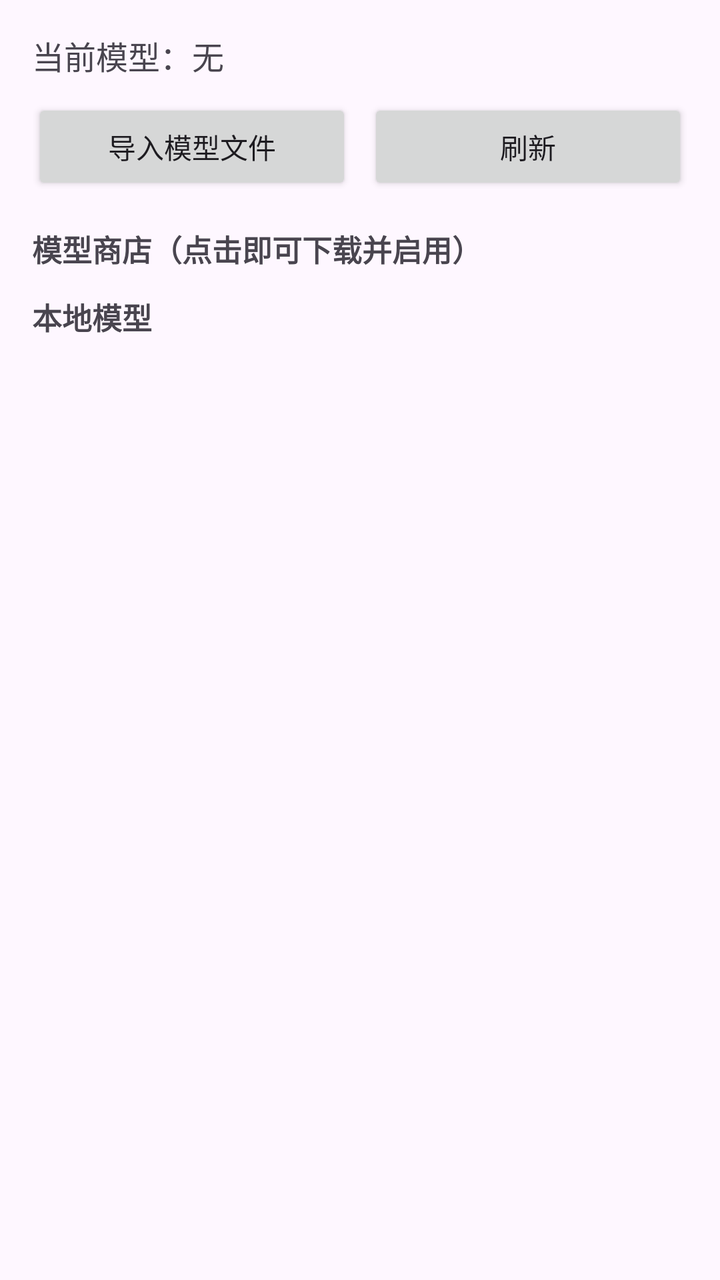
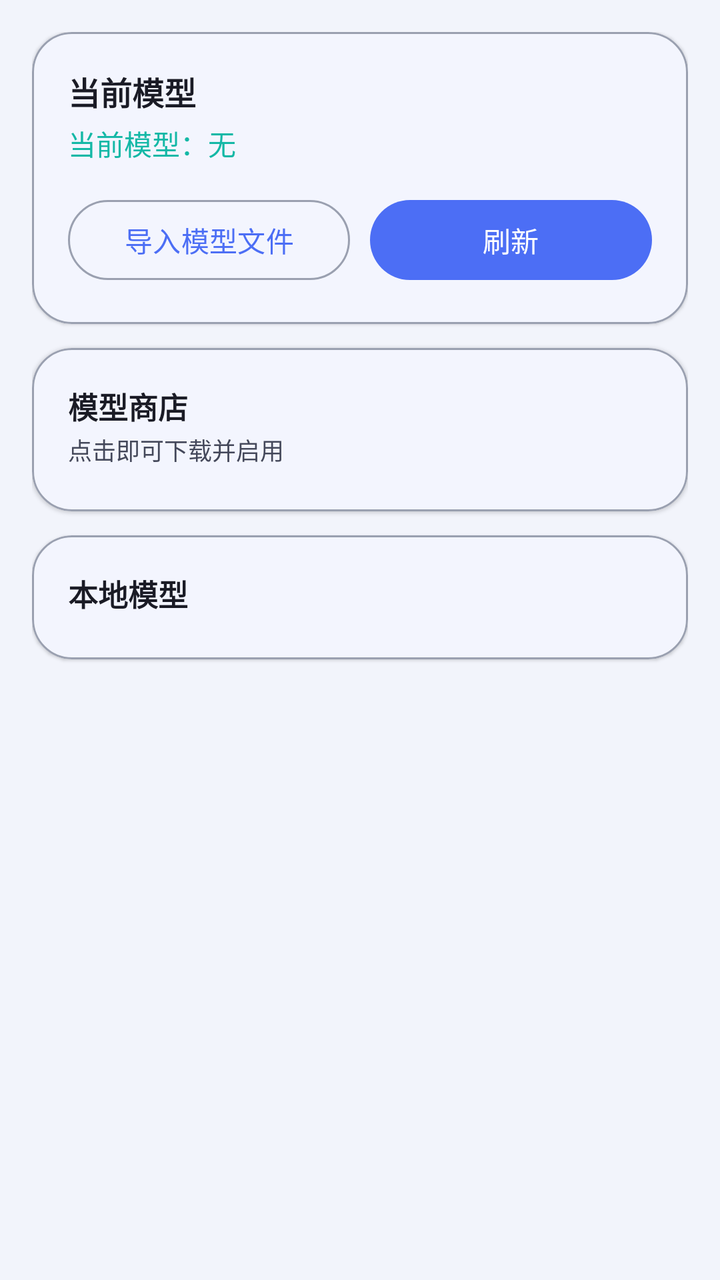

Two renders of the same Android screen: before a commit and after it. Below are the layout's source before the change and the commit's diff.
<!-- AndroidManifest.xml: application theme Theme.MyoloPcontrol -->
<!-- res/layout/activity_model_manager.xml -->
<?xml version="1.0" encoding="utf-8"?>
<androidx.constraintlayout.widget.ConstraintLayout
    xmlns:android="http://schemas.android.com/apk/res/android"
    xmlns:app="http://schemas.android.com/apk/res-auto"
    android:layout_width="match_parent"
    android:layout_height="match_parent"
    android:padding="16dp">

    <TextView
        android:id="@+id/tvCurrentModel"
        android:layout_width="0dp"
        android:layout_height="wrap_content"
        android:text="@string/model_current_default"
        android:textSize="16sp"
        app:layout_constraintTop_toTopOf="parent"
        app:layout_constraintStart_toStartOf="parent"
        app:layout_constraintEnd_toEndOf="parent" />

    <LinearLayout
        android:id="@+id/modelBtnRow"
        android:layout_width="0dp"
        android:layout_height="wrap_content"
        android:orientation="horizontal"
        android:layout_marginTop="10dp"
        app:layout_constraintTop_toBottomOf="@id/tvCurrentModel"
        app:layout_constraintStart_toStartOf="parent"
        app:layout_constraintEnd_toEndOf="parent">
        <Button
            android:id="@+id/btnImportModel"
            android:layout_width="0dp"
            android:layout_weight="1"
            android:layout_height="wrap_content"
            android:text="@string/model_import" />
        <Space android:layout_width="8dp" android:layout_height="wrap_content" />
        <Button
            android:id="@+id/btnRefreshModel"
            android:layout_width="0dp"
            android:layout_weight="1"
            android:layout_height="wrap_content"
            android:text="@string/model_refresh" />
    </LinearLayout>

    <ProgressBar
        android:id="@+id/modelProgress"
        style="?android:attr/progressBarStyleSmall"
        android:layout_width="wrap_content"
        android:layout_height="wrap_content"
        android:visibility="gone"
        app:layout_constraintTop_toBottomOf="@id/modelBtnRow"
        app:layout_constraintStart_toStartOf="parent"
        app:layout_constraintEnd_toEndOf="parent" />

    <ScrollView
        android:layout_width="0dp"
        android:layout_height="0dp"
        android:layout_marginTop="8dp"
        app:layout_constraintTop_toBottomOf="@id/modelProgress"
        app:layout_constraintStart_toStartOf="parent"
        app:layout_constraintEnd_toEndOf="parent"
        app:layout_constraintBottom_toBottomOf="parent">
        <LinearLayout
            android:layout_width="match_parent"
            android:layout_height="wrap_content"
            android:orientation="vertical">

            <TextView
                android:id="@+id/onlineTitle"
                android:layout_width="wrap_content"
                android:layout_height="wrap_content"
                android:text="@string/model_online_title"
                android:textSize="15sp"
                android:textStyle="bold"
                android:paddingTop="8dp" />

            <LinearLayout
                android:id="@+id/onlineBox"
                android:layout_width="match_parent"
                android:layout_height="wrap_content"
                android:orientation="vertical" />

            <TextView
                android:id="@+id/localTitle"
                android:layout_width="wrap_content"
                android:layout_height="wrap_content"
                android:text="@string/model_local_title"
                android:textSize="15sp"
                android:textStyle="bold"
                android:paddingTop="12dp" />

            <LinearLayout
                android:id="@+id/modelListBox"
                android:layout_width="match_parent"
                android:layout_height="wrap_content"
                android:orientation="vertical" />
        </LinearLayout>
    </ScrollView>

</androidx.constraintlayout.widget.ConstraintLayout>
<!-- resources referenced by this layout -->
<resources>
  <string name="model_current_default">当前模型：无</string>
  <string name="model_import">导入模型文件</string>
  <string name="model_local_title">本地模型</string>
  <string name="model_online_title">模型商店（点击即可下载并启用）</string>
  <string name="model_refresh">刷新</string>
  <style name="Theme.MyoloPcontrol" parent="Theme.Material3.DayNight.NoActionBar">
          <item name="colorPrimary">@color/primary</item>
          <item name="colorPrimaryVariant">@color/primary_dark</item>
          <item name="colorOnPrimary">@color/white</item>
          <item name="colorSecondary">@color/secondary</item>
      </style>
  <color name="primary">#FF6750A4</color>
  <color name="primary_dark">#FF625B71</color>
  <color name="white">#FFFFFFFF</color>
  <color name="secondary">#FF625B71</color>
</resources>

<!-- the commit's change to res/layout/activity_model_manager.xml (unified diff, before → after) -->
@@ -1,98 +1,161 @@
 <?xml version="1.0" encoding="utf-8"?>
-<androidx.constraintlayout.widget.ConstraintLayout
+<androidx.core.widget.NestedScrollView
     xmlns:android="http://schemas.android.com/apk/res/android"
     xmlns:app="http://schemas.android.com/apk/res-auto"
     android:layout_width="match_parent"
     android:layout_height="match_parent"
-    android:padding="16dp">
-
-    <TextView
-        android:id="@+id/tvCurrentModel"
-        android:layout_width="0dp"
-        android:layout_height="wrap_content"
-        android:text="@string/model_current_default"
-        android:textSize="16sp"
-        app:layout_constraintTop_toTopOf="parent"
-        app:layout_constraintStart_toStartOf="parent"
-        app:layout_constraintEnd_toEndOf="parent" />
+    android:fillViewport="true"
+    android:background="@color/md_background">
 
     <LinearLayout
-        android:id="@+id/modelBtnRow"
-        android:layout_width="0dp"
+        android:layout_width="match_parent"
         android:layout_height="wrap_content"
-        android:orientation="horizontal"
-        android:layout_marginTop="10dp"
-        app:layout_constraintTop_toBottomOf="@id/tvCurrentModel"
-        app:layout_constraintStart_toStartOf="parent"
-        app:layout_constraintEnd_toEndOf="parent">
-        <Button
-            android:id="@+id/btnImportModel"
-            android:layout_width="0dp"
-            android:layout_weight="1"
-            android:layout_height="wrap_content"
-            android:text="@string/model_import" />
-        <Space android:layout_width="8dp" android:layout_height="wrap_content" />
-        <Button
-            android:id="@+id/btnRefreshModel"
-            android:layout_width="0dp"
-            android:layout_weight="1"
-            android:layout_height="wrap_content"
-            android:text="@string/model_refresh" />
-    </LinearLayout>
+        android:orientation="vertical"
+        android:padding="16dp">
 
-    <ProgressBar
-        android:id="@+id/modelProgress"
-        style="?android:attr/progressBarStyleSmall"
-        android:layout_width="wrap_content"
-        android:layout_height="wrap_content"
-        android:visibility="gone"
-        app:layout_constraintTop_toBottomOf="@id/modelBtnRow"
-        app:layout_constraintStart_toStartOf="parent"
-        app:layout_constraintEnd_toEndOf="parent" />
-
-    <ScrollView
-        android:layout_width="0dp"
-        android:layout_height="0dp"
-        android:layout_marginTop="8dp"
-        app:layout_constraintTop_toBottomOf="@id/modelProgress"
-        app:layout_constraintStart_toStartOf="parent"
-        app:layout_constraintEnd_toEndOf="parent"
-        app:layout_constraintBottom_toBottomOf="parent">
-        <LinearLayout
+        
+        <com.google.android.material.card.MaterialCardView
             android:layout_width="match_parent"
             android:layout_height="wrap_content"
-            android:orientation="vertical">
-
-            <TextView
-                android:id="@+id/onlineTitle"
-                android:layout_width="wrap_content"
-                android:layout_height="wrap_content"
-                android:text="@string/model_online_title"
-                android:textSize="15sp"
-                android:textStyle="bold"
-                android:paddingTop="8dp" />
+            app:cardCornerRadius="20dp"
+            app:cardElevation="1dp"
+            app:strokeColor="@color/md_outline"
+            app:strokeWidth="1dp">
 
             <LinearLayout
-                android:id="@+id/onlineBox"
                 android:layout_width="match_parent"
                 android:layout_height="wrap_content"
-                android:orientation="vertical" />
+                android:orientation="vertical"
+                android:padding="18dp">
 
-            <TextView
-                android:id="@+id/localTitle"
-                android:layout_width="wrap_content"
-                android:layout_height="wrap_content"
-                android:text="@string/model_local_title"
-                android:textSize="15sp"
-                android:textStyle="bold"
-                android:paddingTop="12dp" />
+                <TextView
+                    android:layout_width="wrap_content"
+                    android:layout_height="wrap_content"
+                    android:text="@string/model_current_title"
+                    android:textColor="@color/md_onSurface"
+                    android:textSize="16sp"
+                    android:textStyle="bold" />
+
+                <TextView
+                    android:id="@+id/tvCurrentModel"
+                    android:layout_width="wrap_content"
+                    android:layout_height="wrap_content"
+                    android:layout_marginTop="4dp"
+                    android:text="@string/model_current_default"
+                    android:textColor="@color/md_secondary"
+                    android:textSize="14sp" />
+
+                <LinearLayout
+                    android:layout_width="match_parent"
+                    android:layout_height="wrap_content"
+                    android:orientation="horizontal"
+                    android:layout_marginTop="14dp">
+
+                    <com.google.android.material.button.MaterialButton
+                        android:id="@+id/btnImportModel"
+                        style="@style/Widget.Material3.Button.OutlinedButton"
+                        android:layout_width="0dp"
+                        android:layout_height="wrap_content"
+                        android:layout_weight="1"
+                        android:text="@string/model_import" />
+                    <Space
+                        android:layout_width="10dp"
+                        android:layout_height="1dp" />
+                    <com.google.android.material.button.MaterialButton
+                        android:id="@+id/btnRefreshModel"
+                        android:layout_width="0dp"
+                        android:layout_height="wrap_content"
+                        android:layout_weight="1"
+                        android:text="@string/model_refresh" />
+                </LinearLayout>
+
+                <ProgressBar
+                    android:id="@+id/modelProgress"
+                    style="@style/Widget.Material3.ProgressBar.Linear"
+                    android:layout_width="match_parent"
+                    android:layout_height="wrap_content"
+                    android:layout_marginTop="8dp"
+                    android:visibility="gone"
+                    android:indeterminate="true" />
+            </LinearLayout>
+        </com.google.android.material.card.MaterialCardView>
+
+        
+        <com.google.android.material.card.MaterialCardView
+            android:layout_width="match_parent"
+            android:layout_height="wrap_content"
+            android:layout_marginTop="12dp"
+            app:cardCornerRadius="20dp"
+            app:cardElevation="1dp"
+            app:strokeColor="@color/md_outline"
+            app:strokeWidth="1dp">
 
             <LinearLayout
-                android:id="@+id/modelListBox"
                 android:layout_width="match_parent"
                 android:layout_height="wrap_content"
-                android:orientation="vertical" />
-        </LinearLayout>
-    </ScrollView>
+                android:orientation="vertical"
+                android:padding="18dp">
 
-</androidx.constraintlayout.widget.ConstraintLayout>
+                <TextView
+                    android:id="@+id/onlineTitle"
+                    android:layout_width="wrap_content"
+                    android:layout_height="wrap_content"
+                    android:text="@string/model_online_title"
+                    android:textColor="@color/md_onSurface"
+                    android:textSize="15sp"
+                    android:textStyle="bold" />
+
+                <TextView
+                    android:layout_width="wrap_content"
+                    android:layout_height="wrap_content"
+                    android:layout_marginTop="2dp"
+                    android:text="@string/model_online_subtitle"
+                    android:textColor="@color/md_onSurfaceVariant"
+                    android:textSize="12sp" />
+
+                <LinearLayout
+                    android:id="@+id/onlineBox"
+                    android:layout_width="match_parent"
+                    android:layout_height="wrap_content"
+                    android:orientation="vertical"
+                    android:layout_marginTop="4dp" />
+            </LinearLayout>
+        </com.google.android.material.card.MaterialCardView>
+
+        
+        <com.google.android.material.card.MaterialCardView
+            android:layout_width="match_parent"
+            android:layout_height="wrap_content"
+            android:layout_marginTop="12dp"
+            android:layout_marginBottom="16dp"
+            app:cardCornerRadius="20dp"
+            app:cardElevation="1dp"
+            app:strokeColor="@color/md_outline"
+            app:strokeWidth="1dp">
+
+            <LinearLayout
+                android:layout_width="match_parent"
+                android:layout_height="wrap_content"
+                android:orientation="vertical"
+                android:padding="18dp">
+
+                <TextView
+                    android:id="@+id/localTitle"
+                    android:layout_width="wrap_content"
+                    android:layout_height="wrap_content"
+                    android:text="@string/model_local_title"
+                    android:textColor="@color/md_onSurface"
+                    android:textSize="15sp"
+                    android:textStyle="bold" />
+
+                <LinearLayout
+                    android:id="@+id/modelListBox"
+                    android:layout_width="match_parent"
+                    android:layout_height="wrap_content"
+                    android:orientation="vertical"
+                    android:layout_marginTop="4dp" />
+            </LinearLayout>
+        </com.google.android.material.card.MaterialCardView>
+
+    </LinearLayout>
+</androidx.core.widget.NestedScrollView>
<!-- resource entries referenced after the edit -->
@@ -1,19 +1,47 @@
 <!-- resources referenced by this layout -->
 <resources>
+  <color name="md_background">#F2F4FB</color>
+  <color name="md_onSurface">#1A1B25</color>
+  <color name="md_onSurfaceVariant">#44485A</color>
+  <color name="md_outline">#9AA0B0</color>
+  <color name="md_secondary">#14B8A6</color>
   <string name="model_current_default">当前模型：无</string>
+  <string name="model_current_title">当前模型</string>
   <string name="model_import">导入模型文件</string>
   <string name="model_local_title">本地模型</string>
-  <string name="model_online_title">模型商店（点击即可下载并启用）</string>
+  <string name="model_online_subtitle">点击即可下载并启用</string>
+  <string name="model_online_title">模型商店</string>
   <string name="model_refresh">刷新</string>
   <style name="Theme.MyoloPcontrol" parent="Theme.Material3.DayNight.NoActionBar">
-          <item name="colorPrimary">@color/primary</item>
-          <item name="colorPrimaryVariant">@color/primary_dark</item>
-          <item name="colorOnPrimary">@color/white</item>
-          <item name="colorSecondary">@color/secondary</item>
+          <item name="colorPrimary">@color/md_primary</item>
+          <item name="colorOnPrimary">@color/md_onPrimary</item>
+          <item name="colorPrimaryContainer">@color/md_primaryContainer</item>
+          <item name="colorOnPrimaryContainer">@color/md_onPrimaryContainer</item>
+          <item name="colorSecondary">@color/md_secondary</item>
+          <item name="colorOnSecondary">@color/md_onSecondary</item>
+          <item name="colorSecondaryContainer">@color/md_secondaryContainer</item>
+          <item name="colorOnSecondaryContainer">@color/md_onSecondaryContainer</item>
+          <item name="colorTertiary">@color/md_tertiary</item>
+          <item name="colorOnTertiary">@color/md_onTertiary</item>
+          <item name="android:colorBackground">@color/md_background</item>
+          <item name="colorSurface">@color/md_surface</item>
+          <item name="colorOnSurface">@color/md_onSurface</item>
+          <item name="colorSurfaceVariant">@color/md_surfaceVariant</item>
+          <item name="colorOnSurfaceVariant">@color/md_onSurfaceVariant</item>
+          <item name="colorOutline">@color/md_outline</item>
+          <item name="colorError">@color/md_error</item>
       </style>
-  <color name="primary">#FF6750A4</color>
-  <color name="primary_dark">#FF625B71</color>
-  <color name="white">#FFFFFFFF</color>
-  <color name="secondary">#FF625B71</color>
+  <color name="md_primary">#4C6EF5</color>
+  <color name="md_onPrimary">#FFFFFFFF</color>
+  <color name="md_primaryContainer">#E0E7FF</color>
+  <color name="md_onPrimaryContainer">#1A2B6B</color>
+  <color name="md_onSecondary">#FFFFFFFF</color>
+  <color name="md_secondaryContainer">#CCFBF1</color>
+  <color name="md_onSecondaryContainer">#0B3B36</color>
+  <color name="md_tertiary">#6366F1</color>
+  <color name="md_onTertiary">#FFFFFFFF</color>
+  <color name="md_surface">#FDFDFF</color>
+  <color name="md_surfaceVariant">#E6E9F2</color>
+  <color name="md_error">#E53935</color>
 </resources>
 
